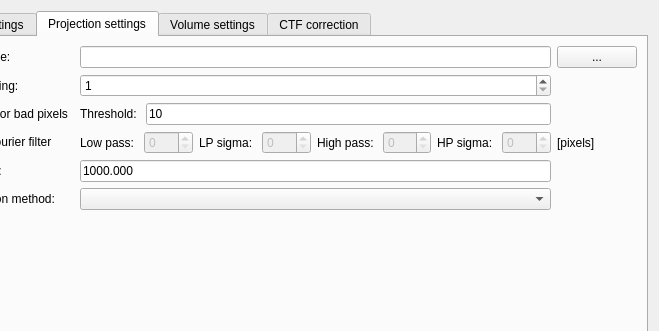
This is src/Clicker/reconstructionassistant.ui in uermel/Artiatomi as Qt 5 draws it before an edit; both pictures show x 87 to 746 and y 0 to 331 of the 746 by 469 pixel window. The edited form follows.
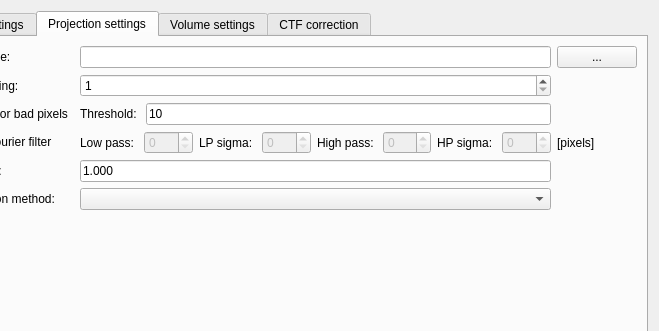
This is the edited form. The open tabs and pages were chosen to show the change. Custom widgets are drawn as their Qt base class.

Commit message: Update default values in Clicker

What changed in the file:
```diff
--- a/src/Clicker/reconstructionassistant.ui
+++ b/src/Clicker/reconstructionassistant.ui
@@ -402,7 +402,10 @@
        <item row="5" column="3">
         <widget class="FloatLineEdit" name="txt_ScaleFactor">
          <property name="text">
-          <string>1000.000</string>
+          <string>1.000</string>
+         </property>
+         <property name="toolTip">
+          <string>Scale factor is needed for 16 bit volume storage format. Can be set to 1 for 32-bit floats.</string>
          </property>
         </widget>
        </item>
```
Left out of the diff: 9 changed lines with no effect on the pictures. The commit also changes 1 other file.
